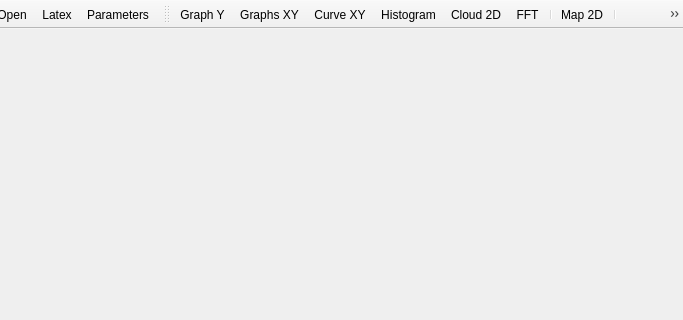
Qt form mainwindow.ui (gobelin88/graphy) before a commit; both pictures show x 105 to 788 and y 0 to 320 of the 788 by 629 pixel window.
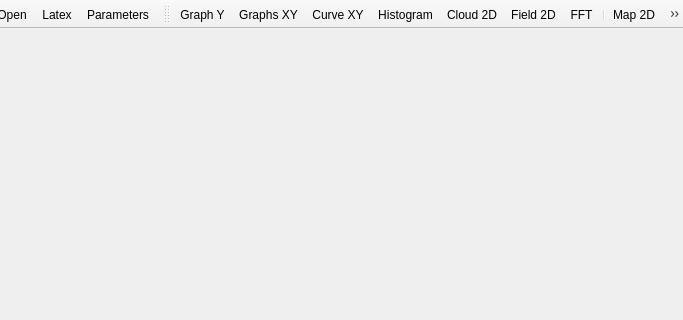
The same form after that commit. Icons and pictures are not drawn.

Commit message: 2D vector field

Patch:
```diff
--- a/mainwindow.ui
+++ b/mainwindow.ui
@@ -69,7 +69,8 @@
    <addaction name="actionPlot_GraphXY"/>
    <addaction name="actionPlot_CurveXY"/>
    <addaction name="actionHistogram"/>
-   <addaction name="actionPlot_Cloud_XYZ"/>
+   <addaction name="actionPlot_Cloud_2D"/>
+   <addaction name="actionPlot_Field_2D"/>
    <addaction name="actionFFT"/>
    <addaction name="separator"/>
    <addaction name="actionPlot_MapXYZ"/>
@@ -234,7 +235,7 @@
     <string>Ctrl+E</string>
    </property>
   </action>
-  <action name="actionPlot_Cloud_XYZ">
+  <action name="actionPlot_Cloud_2D">
    <property name="icon">
     <iconset resource="rsc.qrc">
      <normaloff>:/img/icons/cloudYX.png</normaloff>:/img/icons/cloudYX.png</iconset>
@@ -264,6 +265,11 @@
     <string>Parameters</string>
    </property>
   </action>
+  <action name="actionPlot_Field_2D">
+   <property name="text">
+    <string>Field 2D</string>
+   </property>
+  </action>
  </widget>
  <layoutdefault spacing="6" margin="11"/>
  <resources>
```
The commit also changes 8 other files.
